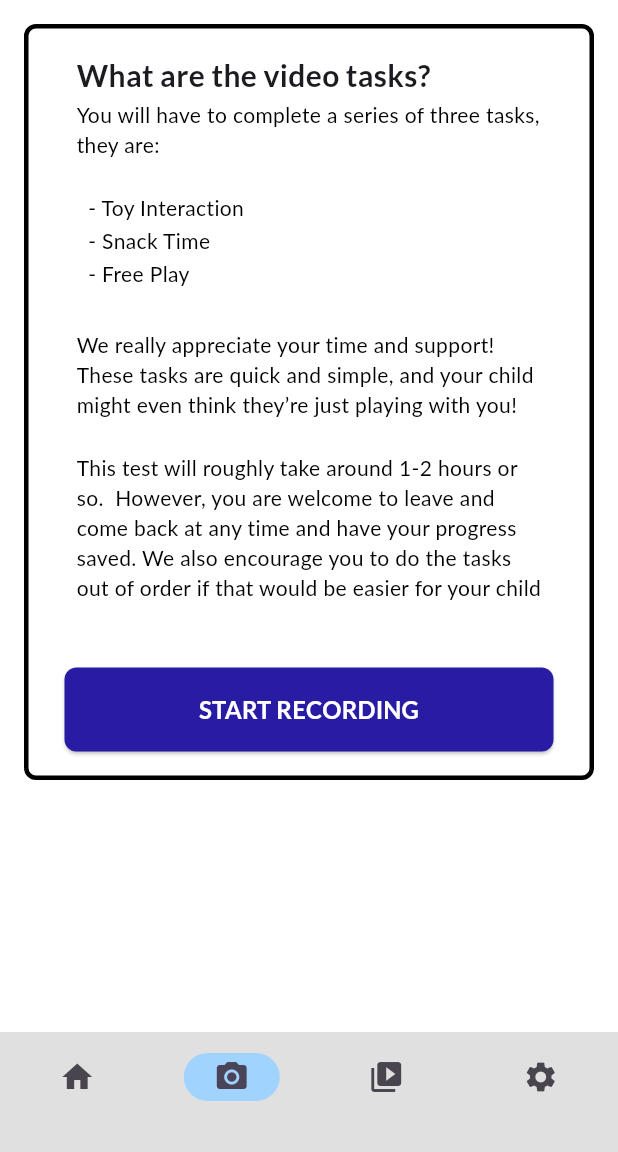
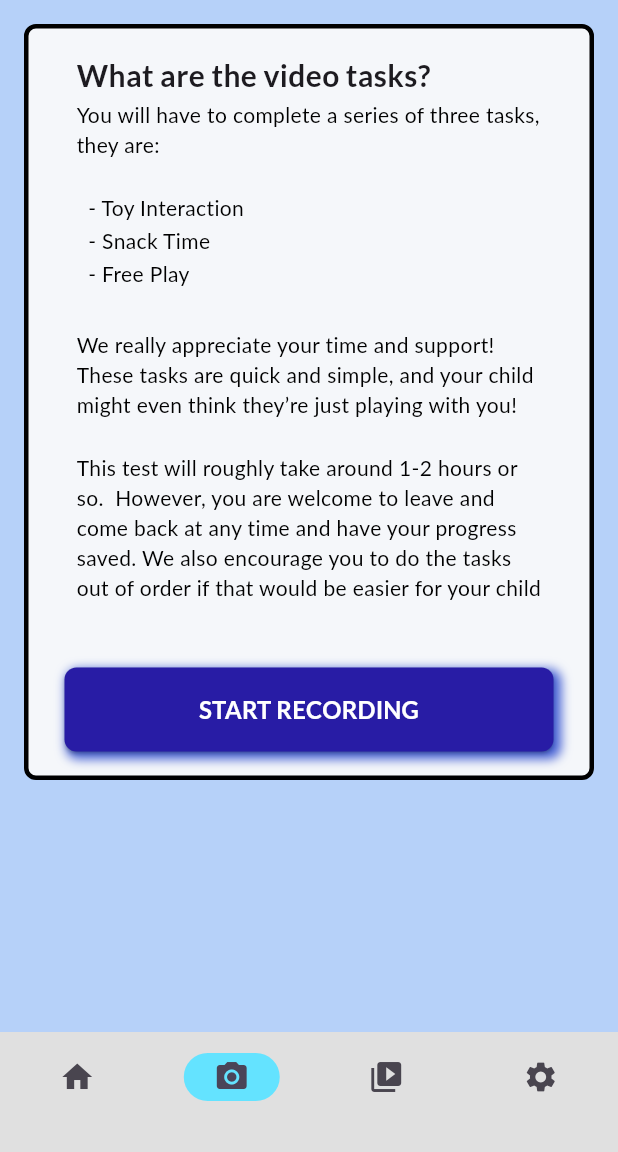
Before and after one commit to kevin200555/autism_ai_test, a Flutter app: the screen it shows after launch, item 2 of the bottom bar chosen, on a phone screen of 412 x 824 dp, the part 84-1236 px from its top. Run offline on Flutter 3.47's test engine with Material 3 defaults, Android fonts, the phone set to English and light mode, and no system bars; drawn by our look-alikes of auto_size_text; our stand-ins replace camera, firebase_core, firebase_storage, google_fonts, hive, hive_flutter and 1 more; missing offline and left inert: pdfx; accounts and stored records are empty.

Commit message:
Added a boxshaodw to some of the buttons, changed some of the colors made the background in the main menu a light blue

```diff
--- a/lib/constants/colors.dart
+++ b/lib/constants/colors.dart
@@ -2,16 +2,24 @@ import 'package:flutter/material.dart';
 
 // Just a class containing color themes to keep the theme consistent
 class ColorTheme {
-  static Color primary = const Color.fromARGB(255, 161, 211, 255);
+  static Color primary = const Color.fromARGB(255, 100, 227, 255);
   static Color accent = const Color.fromARGB(255, 40, 28, 165);
-  static Color background = Colors.white;
+  static Color accentShadow = const Color.fromARGB(200, 15, 50, 200);
+  static Color background = const Color.fromARGB(255, 245, 247, 250);
+  static Color blueBackground = const Color.fromARGB(255, 182, 209, 249);
   static Color textColor = Colors.black;
   static Color alternateTextColor = Colors.white;
-  static Color red = const Color.fromARGB(255, 210, 5, 5);
-  static Color green = const Color.fromARGB(255, 17, 155, 17);
-  static Color progressBar1 = const Color.fromARGB(255, 255, 255, 85);
-  static Color progressBar2 = const Color.fromARGB(255, 170, 255, 1);
-  static Color progressBar3 = const Color.fromARGB(255, 2, 249, 2);
+  static Color red = const Color.fromARGB(255, 222, 70, 70);
+  static Color green = const Color(0xFF27AE60);
+  //unused colors for now
+  // static Color progressBar1 = const Color.fromARGB(255, 255, 255, 85);
+  // static Color progressBar2 = const Color.fromARGB(255, 170, 255, 1);
+  // static Color progressBar3 = const Color.fromARGB(255, 2, 249, 2);
   static Color progressBarBackground = Colors.blueGrey;
-  static Color navigationBarBackground = const Color.fromARGB(255, 224, 224, 224);
+  static Color navigationBarBackground = const Color.fromARGB(
+    255,
+    224,
+    224,
+    224,
+  );
 } // EOF colors.dart
--- a/lib/screens/main_menu/home_menu_screen.dart
+++ b/lib/screens/main_menu/home_menu_screen.dart
@@ -39,6 +39,7 @@ class _HomeMenuScreenState extends State<HomeMenuScreen> {
         NavigationDestinationLabelBehavior.alwaysShow;
 
     return Scaffold(
+      backgroundColor: ColorTheme.blueBackground,
       appBar: AppBar(
         // change title if they ever change the app name
         title: AppBarTitle('Autism Tracker', color: ColorTheme.background),
--- a/lib/screens/main_menu/previous_videos_screen.dart
+++ b/lib/screens/main_menu/previous_videos_screen.dart
@@ -15,6 +15,7 @@ class PreviousVideosScreen extends StatelessWidget {
     // This is the main widget that holds the previous videos screen
     // It has an app bar, a body with a list of previous videos, and each video
     return Scaffold(
+      backgroundColor: ColorTheme.blueBackground,
       body: Scrollbar(
         child: Padding(
           padding: const EdgeInsets.all(16.0),
--- a/lib/screens/main_menu/video_navbar_screen.dart
+++ b/lib/screens/main_menu/video_navbar_screen.dart
@@ -7,7 +7,8 @@ import 'package:flutter/material.dart';
 import 'package:camera/camera.dart';
 import 'package:autism_ai_test/constants/colors.dart';
 
-// The purpose of this screen is to provide general instructions for the video tasks
+// Ok, this isn't really a navbar screen, it's more of an info screen before you start the video tasks
+// but whatever. This screen gives information about the video tasks and has a button to go to start that whole process
 
 class VideoNavBarScreen extends StatelessWidget {
   final CameraDescription camera;
@@ -19,7 +20,7 @@ class VideoNavBarScreen extends StatelessWidget {
     // It has an app bar, a body with the text information, and a button to
     // go to the general instructions screen
     return Scaffold(
-      backgroundColor: ColorTheme.background,
+      backgroundColor: ColorTheme.blueBackground,
       body: Scrollbar(
         thumbVisibility: true,
         child: Padding(
--- a/lib/widgets/button/next_button.dart
+++ b/lib/widgets/button/next_button.dart
@@ -56,8 +56,21 @@ class _NextButtonState extends State<NextButton> {
             scale: _scale,
             duration: const Duration(milliseconds: 120),
             curve: Curves.easeOut,
+            child: Container(
+              decoration: BoxDecoration(
+                boxShadow: [
+                  BoxShadow(
+                    color: ColorTheme.accentShadow,
+                    spreadRadius: 2,
+                    blurRadius: 5,
+                    offset: const Offset(3, 3), // changes position of shadow
+                  ),
+                ],
+                borderRadius: BorderRadius.circular(8),
+              ),
               child: ElevatedButton.icon(
-              onPressed: widget.onPressed, // still works with keyboard / accessibility
+                onPressed: widget
+                    .onPressed, // still works with keyboard / accessibility
                 label: ButtonText(
                   widget.label,
                   style: GoogleFonts.lato(
@@ -84,6 +97,8 @@ class _NextButtonState extends State<NextButton> {
             ),
           ),
         ),
+      ),
     );
+    ;
   }
 } // EOF next_button.dart
```
Lines whose indentation alone changed are shown as unchanged.
